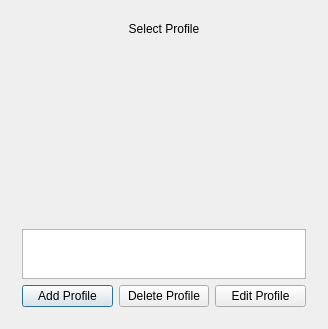
Groundy/CrackerJack, file sources/SelectProfileWindow.ui: the form before one commit.
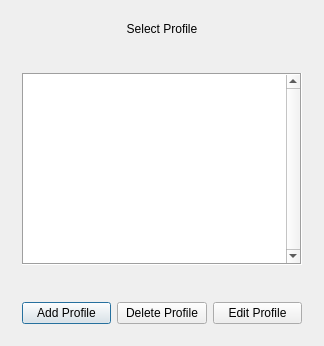
The form after the commit.

The edit to the form file:
```diff
--- a/sources/SelectProfileWindow.ui
+++ b/sources/SelectProfileWindow.ui
@@ -6,70 +6,66 @@
    <rect>
     <x>0</x>
     <y>0</y>
-    <width>328</width>
-    <height>329</height>
+    <width>324</width>
+    <height>346</height>
    </rect>
   </property>
   <property name="windowTitle">
    <string>SelectProfileWindow</string>
   </property>
-  <layout class="QHBoxLayout" name="horizontalLayout">
+  <layout class="QVBoxLayout" name="verticalLayout_2">
    <item>
     <widget class="QWidget" name="gridWidget_2" native="true">
-     <layout class="QGridLayout" name="gridLayout_2">
-      <item row="2" column="0">
-       <layout class="QHBoxLayout" name="horizontalLayout_2">
-        <item>
-         <widget class="QPushButton" name="addProfileButton">
-          <property name="text">
-           <string>Add Profile</string>
-          </property>
-         </widget>
-        </item>
-        <item>
-         <widget class="QPushButton" name="deleteProfileButton">
-          <property name="text">
-           <string>Delete Profile</string>
-          </property>
-         </widget>
-        </item>
-        <item>
-         <widget class="QPushButton" name="editProfileButton">
-          <property name="text">
-           <string>Edit Profile</string>
-          </property>
-         </widget>
-        </item>
-       </layout>
-      </item>
-      <item row="1" column="0">
+     <layout class="QVBoxLayout" name="verticalLayout">
+      <item>
        <layout class="QGridLayout" name="gridLayout">
-        <item row="0" column="0">
-         <widget class="QLabel" name="label">
-          <property name="text">
-           <string>Select Profile</string>
-          </property>
-          <property name="alignment">
-           <set>Qt::AlignCenter</set>
-          </property>
-         </widget>
-        </item>
-        <item row="2" column="0">
-         <widget class="QListView" name="listView">
-          <property name="enabled">
-           <bool>true</bool>
-          </property>
+        <item row="3" column="0">
+         <widget class="QListWidget" name="listOfProfs">
           <property name="sizePolicy">
-           <sizepolicy hsizetype="Minimum" vsizetype="Minimum">
+           <sizepolicy hsizetype="Expanding" vsizetype="Fixed">
             <horstretch>0</horstretch>
             <verstretch>0</verstretch>
            </sizepolicy>
           </property>
+          <property name="minimumSize">
+           <size>
+            <width>0</width>
+            <height>0</height>
+           </size>
+          </property>
           <property name="maximumSize">
            <size>
-            <width>10244</width>
-            <height>50</height>
+            <width>16777215</width>
+            <height>200</height>
            </size>
+          </property>
+          <property name="frameShape">
+           <enum>QFrame::Box</enum>
+          </property>
+          <property name="verticalScrollBarPolicy">
+           <enum>Qt::ScrollBarAlwaysOn</enum>
+          </property>
+          <property name="horizontalScrollBarPolicy">
+           <enum>Qt::ScrollBarAsNeeded</enum>
+          </property>
+          <property name="verticalScrollMode">
+           <enum>QAbstractItemView::ScrollPerItem</enum>
+          </property>
+          <property name="viewMode">
+           <enum>QListView::ListMode</enum>
+          </property>
+          <property name="sortingEnabled">
+           <bool>false</bool>
+          </property>
+         </widget>
+        </item>
+        <item row="0" column="0">
+         <widget class="QLabel" name="label">
+          <property name="text">
+           <string>Select Profile</string>
+          </property>
+          <property name="alignment">
+           <set>Qt::AlignCenter</set>
           </property>
          </widget>
         </item>
@@ -86,6 +82,44 @@
           </property>
          </spacer>
         </item>
+        <item row="4" column="0">
+         <spacer name="verticalSpacer_2">
+          <property name="orientation">
+           <enum>Qt::Vertical</enum>
+          </property>
+          <property name="sizeHint" stdset="0">
+           <size>
+            <width>20</width>
+            <height>40</height>
+           </size>
+          </property>
+         </spacer>
+        </item>
+       </layout>
+      </item>
+      <item>
+       <layout class="QHBoxLayout" name="horizontalLayout_2">
+        <item>
+         <widget class="QPushButton" name="addProfileButton">
+          <property name="text">
+           <string>Add Profile</string>
+          </property>
+         </widget>
+        </item>
+        <item>
+         <widget class="QPushButton" name="deleteProfileButton">
+          <property name="text">
+           <string>Delete Profile</string>
+          </property>
+         </widget>
+        </item>
+        <item>
+         <widget class="QPushButton" name="editProfileButton">
+          <property name="text">
+           <string>Edit Profile</string>
+          </property>
+         </widget>
+        </item>
        </layout>
       </item>
      </layout>
```
Left out of the diff: 73 changed lines with no effect on the pictures.
